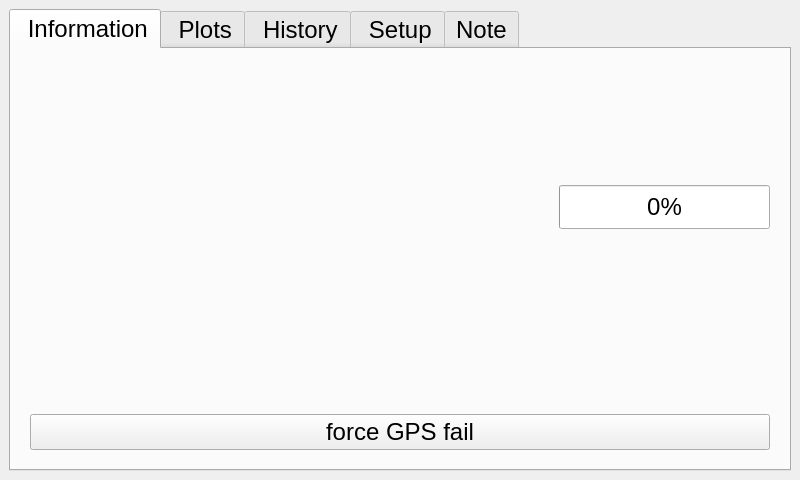
Qt form ddh/gui/designer_main.ui (LowellInstruments/ddh_new) before a commit.
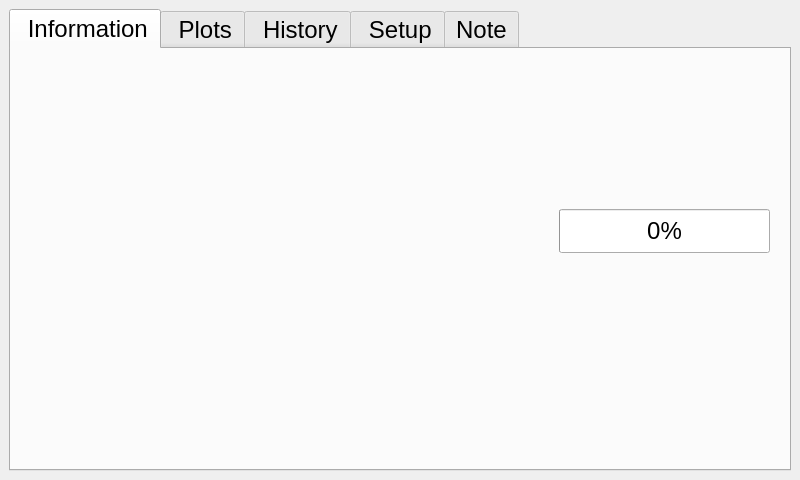
The same form after that commit. The open tabs and pages were chosen to show the change. Icons and pictures are not drawn.

What changed in the file:
```diff
--- a/ddh/gui/designer_main.ui
+++ b/ddh/gui/designer_main.ui
@@ -49,7 +49,7 @@
        </attribute>
        <layout class="QHBoxLayout" name="horizontalLayout_10">
         <item>
-         <layout class="QVBoxLayout" name="verticalLayout_4" stretch="1,1,0">
+         <layout class="QVBoxLayout" name="verticalLayout_4" stretch="1,1">
           <property name="spacing">
            <number>12</number>
           </property>
@@ -324,13 +324,6 @@
             </item>
            </layout>
           </item>
-          <item>
-           <widget class="QPushButton" name="btn_force_gps_fail">
-            <property name="text">
-             <string>force GPS fail</string>
-            </property>
-           </widget>
-          </item>
          </layout>
         </item>
        </layout>
```
Left out of the diff: 2 changed lines with no effect on the pictures.
